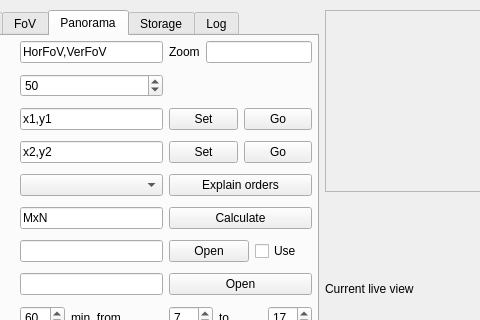
borevitzlab/Gigavision, file controller2.ui: the form before one commit; both pictures show x 141 to 621 and y 0 to 320 of the 959 by 736 pixel window.
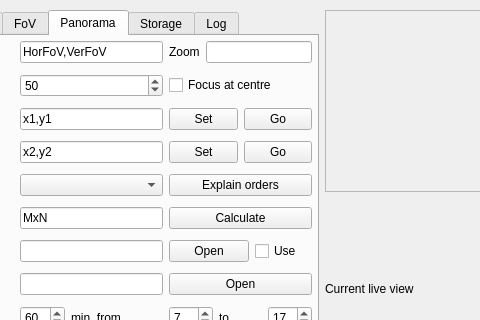
The form after the commit. The open tabs and pages were chosen to show the change.

Commit message: Add option to fix focus at middle of panorama view, and set middle point as home position

Diff of the .ui file:
```diff
--- a/controller2.ui
+++ b/controller2.ui
@@ -936,6 +936,17 @@
               </item>
              </layout>
             </item>
+            <item row="1" column="2">
+             <layout class="QHBoxLayout" name="horizontalLayout_16">
+              <item>
+               <widget class="QCheckBox" name="checkBoxUseFocusAtCenter">
+                <property name="text">
+                 <string>Focus at centre</string>
+                </property>
+               </widget>
+              </item>
+             </layout>
+            </item>
            </layout>
           </widget>
          </widget>
```
Left out of the diff: 2 changed lines with no effect on the pictures. The commit also changes 5 other files.
